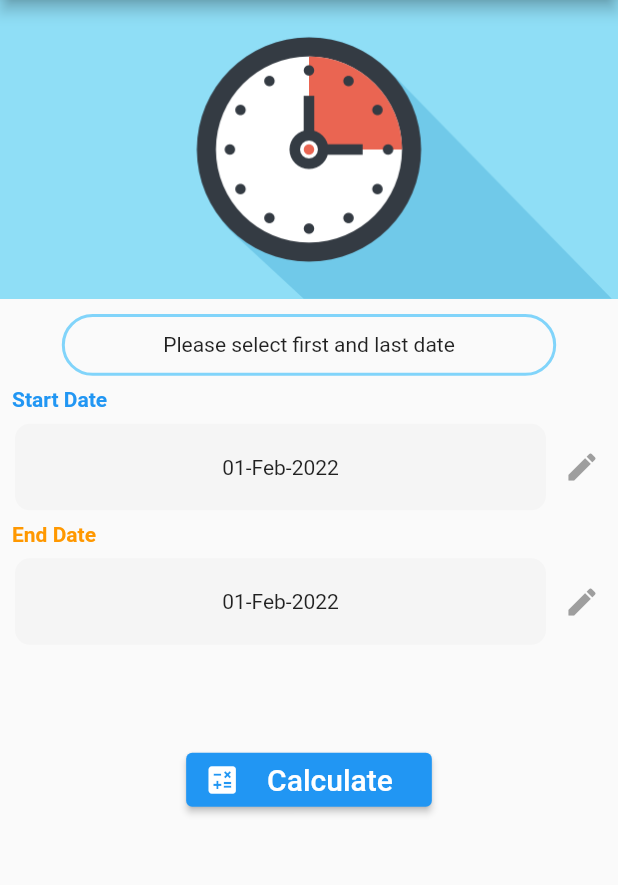
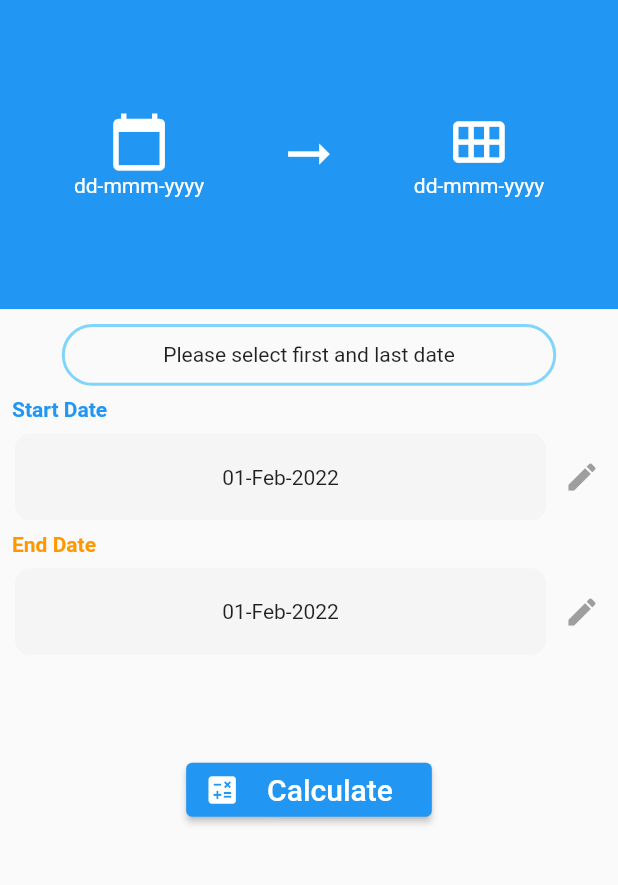
Before and after one commit to osamabuzdar/datecal, a Flutter app: the screen it shows after launch, on a phone screen of 412 x 824 dp, the part 84-969 px from its top. Run offline on Flutter 3.47's test engine with Material 2 defaults, Android fonts, the phone set to English and light mode, and no system bars; our stand-ins replace flutter_holo_date_picker, google_fonts.

Commit message:
31-01-2022

```diff
--- a/lib/pages/home_page.dart
+++ b/lib/pages/home_page.dart
@@ -48,6 +48,7 @@ class _HomePageState extends State<HomePage> {
     return SafeArea(
       child: Scaffold(
         appBar: AppBar(
+          elevation: 0.0,
           title: Text(
             'Date Calculator',
             style: GoogleFonts.ubuntuMono(),
@@ -58,10 +59,50 @@ class _HomePageState extends State<HomePage> {
             child: Column(
               mainAxisAlignment: MainAxisAlignment.start,
               children: <Widget>[
-                const SizedBox(
-                  child: Image(
-                    image: AssetImage('assets/images/upper.png'),
-                  ),
+                Stack(
+                  alignment: Alignment.center,
+                  children: [
+                    Container(
+                      height: size.height * 0.25,
+                      color: Colors.blue,
+                    ),
+                    Row(
+                      mainAxisAlignment: MainAxisAlignment.spaceEvenly,
+                      children: [
+                        Column(
+                          children: [
+                            Icon(
+                              Icons.calendar_today,
+                              size: size.height * 0.05,
+                              color: Colors.white,
+                            ),
+                            Text(
+                              'dd-mmm-yyyy',
+                              style: GoogleFonts.aBeeZee(color: Colors.white),
+                            )
+                          ],
+                        ),
+                        Icon(
+                          Icons.arrow_right_alt,
+                          size: size.height * 0.05,
+                          color: Colors.white,
+                        ),
+                        Column(
+                          children: [
+                            Icon(
+                              Icons.calendar_view_month_outlined,
+                              size: size.height * 0.05,
+                              color: Colors.white,
+                            ),
+                            Text(
+                              'dd-mmm-yyyy',
+                              style: GoogleFonts.aBeeZee(color: Colors.white),
+                            )
+                          ],
+                        ),
+                      ],
+                    )
+                  ],
                 ),
                 const SizedBox(height: 10),
                 Container(
```
Also changed, not shown: assets/images/logo.png, 5 other files.
